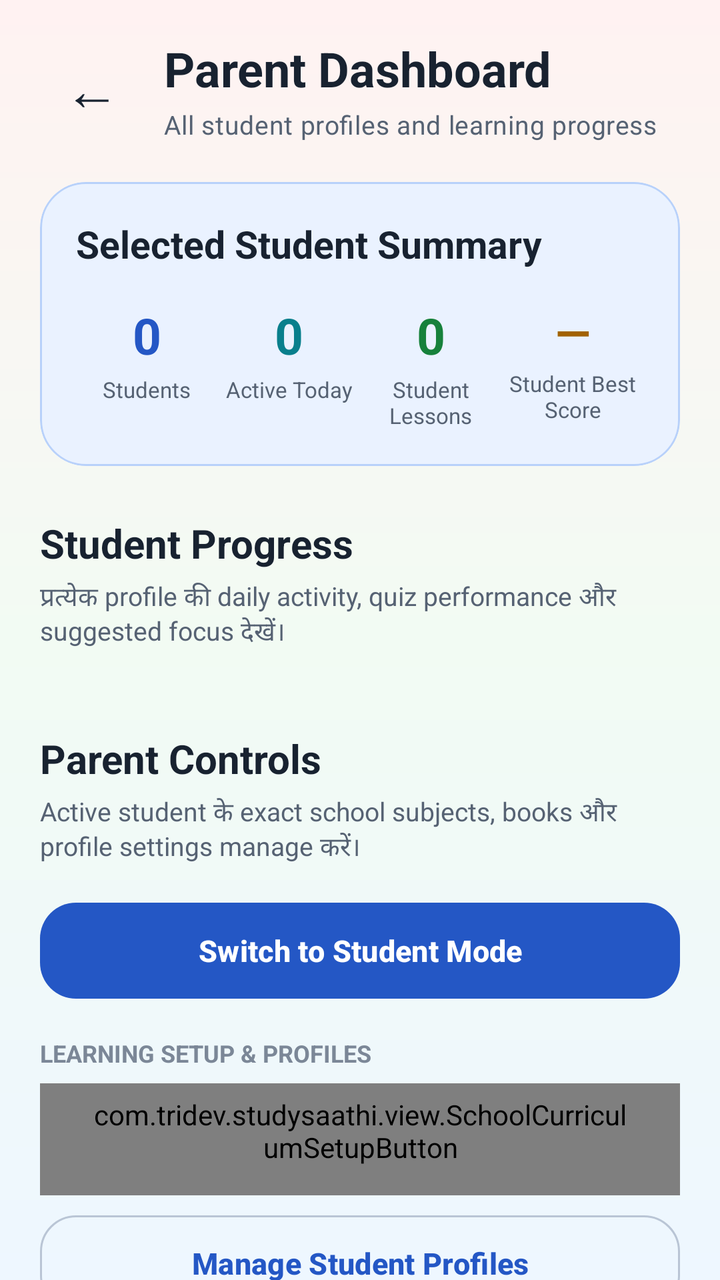
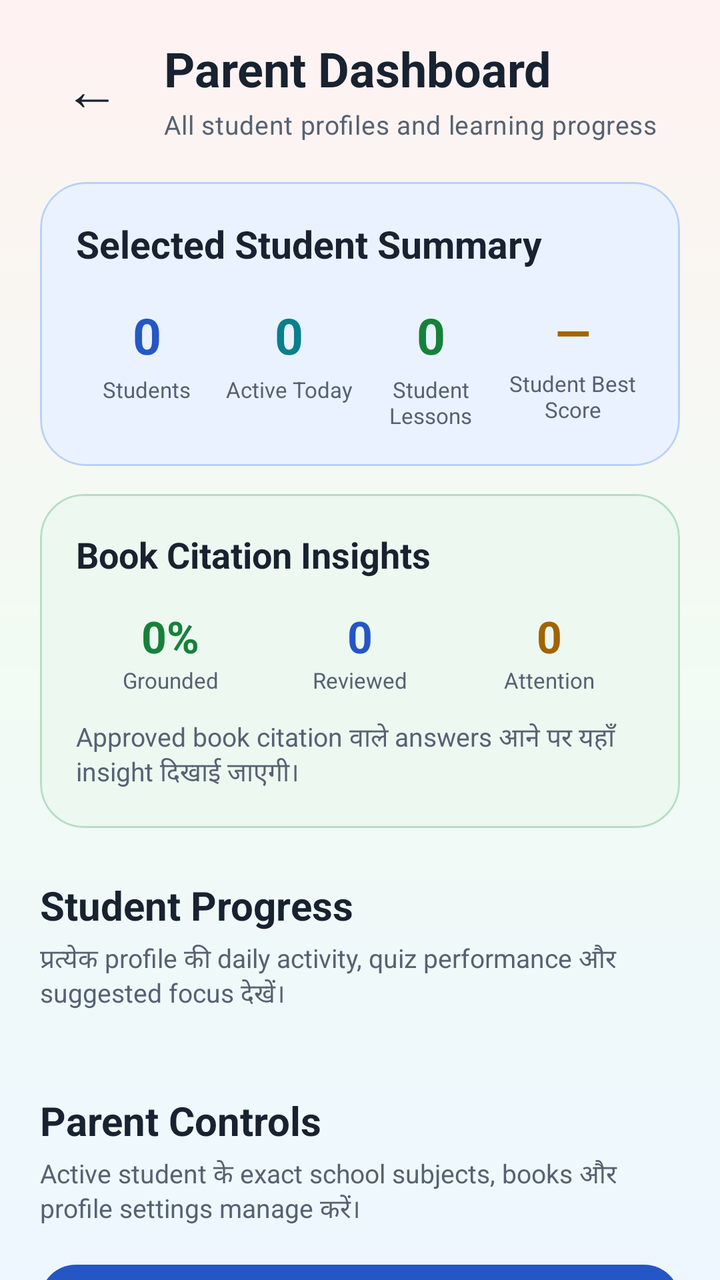

An Android layout rendered at two revisions. The XML below is the earlier revision; the diff shows what the commit changed to produce the second picture.
<!-- AndroidManifest.xml: application theme Theme.StudySaathi -->
<!-- res/layout/activity_parent_dashboard.xml -->
<?xml version="1.0" encoding="utf-8"?>
<androidx.coordinatorlayout.widget.CoordinatorLayout xmlns:android="http://schemas.android.com/apk/res/android"
    xmlns:app="http://schemas.android.com/apk/res-auto"
    android:id="@+id/parentDashboardRoot"
    android:layout_width="match_parent"
    android:layout_height="match_parent"
    android:background="@drawable/bg_app_soft_mix">

    <androidx.core.widget.NestedScrollView
        android:id="@+id/contentParentDashboard"
        android:layout_width="match_parent"
        android:layout_height="match_parent"
        android:clipToPadding="false"
        android:fillViewport="true"
        android:overScrollMode="never">

        <LinearLayout
            android:layout_width="match_parent"
            android:layout_height="wrap_content"
            android:orientation="vertical"
            android:paddingStart="20dp"
            android:paddingTop="18dp"
            android:paddingEnd="20dp"
            android:paddingBottom="38dp">

            <LinearLayout
                android:layout_width="match_parent"
                android:layout_height="wrap_content"
                android:gravity="center_vertical"
                android:orientation="horizontal">

                <com.google.android.material.button.MaterialButton
                    android:id="@+id/buttonBack"
                    style="@style/Widget.Material3.Button.TextButton"
                    android:layout_width="52dp"
                    android:layout_height="52dp"
                    android:contentDescription="@string/back"
                    android:insetLeft="0dp"
                    android:insetTop="0dp"
                    android:insetRight="0dp"
                    android:insetBottom="0dp"
                    android:minWidth="0dp"
                    android:text="←"
                    android:textColor="@color/ss_text_primary"
                    android:textSize="28sp"
                    app:cornerRadius="16dp" />

                <LinearLayout
                    android:layout_width="0dp"
                    android:layout_height="wrap_content"
                    android:layout_marginStart="10dp"
                    android:layout_weight="1"
                    android:orientation="vertical">

                    <TextView
                        style="@style/TextAppearance.StudySaathi.Heading"
                        android:layout_width="match_parent"
                        android:layout_height="wrap_content"
                        android:text="@string/parent_dashboard_title"
                        android:textSize="24sp" />

                    <TextView
                        android:id="@+id/textParentDashboardSubtitle"
                        style="@style/TextAppearance.StudySaathi.Body"
                        android:layout_width="match_parent"
                        android:layout_height="wrap_content"
                        android:layout_marginTop="3dp"
                        android:text="@string/parent_dashboard_subtitle"
                        android:textSize="13sp" />

                </LinearLayout>

            </LinearLayout>

            <com.google.android.material.card.MaterialCardView
                android:layout_width="match_parent"
                android:layout_height="wrap_content"
                android:layout_marginTop="20dp"
                app:cardBackgroundColor="@color/ss_blue_soft"
                app:cardCornerRadius="23dp"
                app:cardElevation="0dp"
                app:strokeColor="@color/ss_blue_border"
                app:strokeWidth="1dp">

                <LinearLayout
                    android:layout_width="match_parent"
                    android:layout_height="wrap_content"
                    android:orientation="vertical"
                    android:padding="18dp">

                    <TextView
                        android:layout_width="match_parent"
                        android:layout_height="wrap_content"
                        android:fontFamily="sans-serif-rounded"
                        android:text="Selected Student Summary"
                        android:textColor="@color/ss_text_primary"
                        android:textSize="19sp"
                        android:textStyle="bold" />

                    <LinearLayout
                        android:layout_width="match_parent"
                        android:layout_height="wrap_content"
                        android:layout_marginTop="16dp"
                        android:baselineAligned="false"
                        android:orientation="horizontal">

                        <LinearLayout
                            android:layout_width="0dp"
                            android:layout_height="wrap_content"
                            android:layout_weight="1"
                            android:gravity="center"
                            android:orientation="vertical">

                            <TextView
                                android:id="@+id/textParentTotalStudents"
                                android:layout_width="wrap_content"
                                android:layout_height="wrap_content"
                                android:fontFamily="sans-serif-rounded"
                                android:text="0"
                                android:textColor="@color/ss_primary"
                                android:textSize="25sp"
                                android:textStyle="bold" />

                            <TextView
                                android:layout_width="wrap_content"
                                android:layout_height="wrap_content"
                                android:layout_marginTop="3dp"
                                android:gravity="center"
                                android:text="@string/parent_total_students"
                                android:textColor="@color/ss_text_secondary"
                                android:textSize="11sp" />

                        </LinearLayout>

                        <LinearLayout
                            android:layout_width="0dp"
                            android:layout_height="wrap_content"
                            android:layout_weight="1"
                            android:gravity="center"
                            android:orientation="vertical">

                            <TextView
                                android:id="@+id/textParentProfilesWithActivity"
                                android:layout_width="wrap_content"
                                android:layout_height="wrap_content"
                                android:fontFamily="sans-serif-rounded"
                                android:text="0"
                                android:textColor="@color/ss_secondary"
                                android:textSize="25sp"
                                android:textStyle="bold" />

                            <TextView
                                android:layout_width="wrap_content"
                                android:layout_height="wrap_content"
                                android:layout_marginTop="3dp"
                                android:gravity="center"
                                android:text="Active Today"
                                android:textColor="@color/ss_text_secondary"
                                android:textSize="11sp" />

                        </LinearLayout>

                        <LinearLayout
                            android:layout_width="0dp"
                            android:layout_height="wrap_content"
                            android:layout_weight="1"
                            android:gravity="center"
                            android:orientation="vertical">

                            <TextView
                                android:id="@+id/textParentCompletedLessons"
                                android:layout_width="wrap_content"
                                android:layout_height="wrap_content"
                                android:fontFamily="sans-serif-rounded"
                                android:text="0"
                                android:textColor="@color/ss_success"
                                android:textSize="25sp"
                                android:textStyle="bold" />

                            <TextView
                                android:layout_width="wrap_content"
                                android:layout_height="wrap_content"
                                android:layout_marginTop="3dp"
                                android:gravity="center"
                                android:text="Student Lessons"
                                android:textColor="@color/ss_text_secondary"
                                android:textSize="11sp" />

                        </LinearLayout>

                        <LinearLayout
                            android:layout_width="0dp"
                            android:layout_height="wrap_content"
                            android:layout_weight="1"
                            android:gravity="center"
                            android:orientation="vertical">

                            <TextView
                                android:id="@+id/textParentAverageBestScore"
                                android:layout_width="wrap_content"
                                android:layout_height="wrap_content"
                                android:fontFamily="sans-serif-rounded"
                                android:text="—"
                                android:textColor="@color/ss_warning"
                                android:textSize="23sp"
                                android:textStyle="bold" />

                            <TextView
                                android:layout_width="wrap_content"
                                android:layout_height="wrap_content"
                                android:layout_marginTop="3dp"
                                android:gravity="center"
                                android:text="Student Best Score"
                                android:textColor="@color/ss_text_secondary"
                                android:textSize="11sp" />

                        </LinearLayout>

                    </LinearLayout>

                </LinearLayout>

            </com.google.android.material.card.MaterialCardView>

            <TextView
                android:layout_width="match_parent"
                android:layout_height="wrap_content"
                android:layout_marginTop="25dp"
                android:fontFamily="sans-serif-rounded"
                android:text="@string/parent_student_progress"
                android:textColor="@color/ss_text_primary"
                android:textSize="20sp"
                android:textStyle="bold" />

            <TextView
                android:layout_width="match_parent"
                android:layout_height="wrap_content"
                android:layout_marginTop="4dp"
                android:text="@string/parent_student_progress_description"
                android:textColor="@color/ss_text_secondary"
                android:textSize="13sp" />

            <androidx.recyclerview.widget.RecyclerView
                android:id="@+id/recyclerParentProfiles"
                android:layout_width="match_parent"
                android:layout_height="wrap_content"
                android:layout_marginTop="14dp"
                android:clipToPadding="false"
                android:nestedScrollingEnabled="false"
                android:overScrollMode="never" />

            <com.google.android.material.card.MaterialCardView
                android:id="@+id/cardParentEmpty"
                android:layout_width="match_parent"
                android:layout_height="wrap_content"
                android:layout_marginTop="16dp"
                android:visibility="gone"
                app:cardBackgroundColor="@color/ss_surface"
                app:cardCornerRadius="21dp"
                app:cardElevation="0dp"
                app:strokeColor="@color/ss_outline"
                app:strokeWidth="1dp">

                <LinearLayout
                    android:layout_width="match_parent"
                    android:layout_height="wrap_content"
                    android:gravity="center"
                    android:orientation="vertical"
                    android:padding="24dp">

                    <TextView
                        android:layout_width="match_parent"
                        android:layout_height="wrap_content"
                        android:gravity="center"
                        android:text="@string/parent_no_profiles_title"
                        android:textColor="@color/ss_text_primary"
                        android:textSize="18sp"
                        android:textStyle="bold" />

                    <TextView
                        android:layout_width="match_parent"
                        android:layout_height="wrap_content"
                        android:layout_marginTop="7dp"
                        android:gravity="center"
                        android:text="@string/parent_no_profiles_description"
                        android:textColor="@color/ss_text_secondary"
                        android:textSize="13sp" />

                </LinearLayout>

            </com.google.android.material.card.MaterialCardView>

            <TextView
                android:layout_width="match_parent"
                android:layout_height="wrap_content"
                android:layout_marginTop="26dp"
                android:fontFamily="sans-serif-rounded"
                android:text="Parent Controls"
                android:textColor="@color/ss_text_primary"
                android:textSize="20sp"
                android:textStyle="bold" />

            <TextView
                android:layout_width="match_parent"
                android:layout_height="wrap_content"
                android:layout_marginTop="4dp"
                android:text="Active student के exact school subjects, books और profile settings manage करें।"
                android:textColor="@color/ss_text_secondary"
                android:textSize="13sp" />

            <com.google.android.material.button.MaterialButton
                android:id="@+id/buttonSwitchToStudentMode"
                style="@style/Widget.StudySaathi.Button.Primary"
                android:layout_width="match_parent"
                android:layout_height="wrap_content"
                android:layout_marginTop="14dp"
                android:text="Switch to Student Mode"
                android:textAllCaps="false"
                android:textSize="15sp" />

            <TextView
                android:layout_width="match_parent"
                android:layout_height="wrap_content"
                android:layout_marginTop="15dp"
                android:text="LEARNING SETUP &amp; PROFILES"
                android:textColor="@color/ss_text_muted"
                android:textSize="12sp"
                android:textStyle="bold" />

            <com.tridev.studysaathi.view.SchoolCurriculumSetupButton
                android:id="@+id/buttonOpenSchoolCurriculumSetup"
                style="@style/Widget.StudySaathi.Button.Outlined"
                android:layout_width="match_parent"
                android:layout_height="wrap_content"
                android:layout_marginTop="7dp"
                android:gravity="center"
                android:text="School Curriculum Setup"
                android:textAllCaps="false"
                android:textSize="15sp"
                app:backgroundTint="@color/ss_teal_soft"
                app:strokeColor="@color/ss_teal_border" />

            <com.google.android.material.button.MaterialButton
                android:id="@+id/buttonManageParentProfiles"
                style="@style/Widget.StudySaathi.Button.Outlined"
                android:layout_width="match_parent"
                android:layout_height="wrap_content"
                android:layout_marginTop="6dp"
                android:text="@string/parent_manage_profiles"
                android:textAllCaps="false"
                android:textSize="15sp" />

            <TextView
                android:layout_width="match_parent"
                android:layout_height="wrap_content"
                android:layout_marginTop="15dp"
                android:text="GUIDANCE &amp; INSIGHTS"
                android:textColor="@color/ss_text_muted"
                android:textSize="12sp"
                android:textStyle="bold" />

            <com.google.android.material.button.MaterialButton
                android:id="@+id/buttonParentDoubtInsights"
                style="@style/Widget.StudySaathi.Button.Outlined"
                android:layout_width="match_parent"
                android:layout_height="wrap_content"
                android:layout_marginTop="7dp"
                android:text="@string/parent_doubt_insights"
                android:textAllCaps="false"
                android:textSize="15sp"
                app:backgroundTint="@color/ss_purple_soft"
                app:strokeColor="@color/ss_purple_border" />

            <com.google.android.material.button.MaterialButton
                android:id="@+id/buttonParentSettingsGoals"
                style="@style/Widget.StudySaathi.Button.Outlined"
                android:layout_width="match_parent"
                android:layout_height="wrap_content"
                android:layout_marginTop="6dp"
                android:text="App Settings &amp; Daily Goals"
                android:textAllCaps="false"
                android:textSize="15sp"
                app:backgroundTint="@color/ss_green_soft"
                app:strokeColor="@color/ss_green_border" />

            <com.google.android.material.button.MaterialButton
                android:id="@+id/buttonParentReminders"
                style="@style/Widget.StudySaathi.Button.Outlined"
                android:layout_width="match_parent"
                android:layout_height="wrap_content"
                android:layout_marginTop="6dp"
                android:text="Manage Study Reminders"
                android:textAllCaps="false"
                android:textSize="15sp"
                app:backgroundTint="@color/ss_yellow_soft"
                app:strokeColor="@color/ss_yellow_border" />

            <TextView
                android:layout_width="match_parent"
                android:layout_height="wrap_content"
                android:layout_marginTop="15dp"
                android:text="ACCOUNT, BACKUP &amp; SAFETY"
                android:textColor="@color/ss_text_muted"
                android:textSize="12sp"
                android:textStyle="bold" />

            <com.google.android.material.button.MaterialButton
                android:id="@+id/buttonParentLocalBackup"
                style="@style/Widget.StudySaathi.Button.Outlined"
                android:layout_width="match_parent"
                android:layout_height="wrap_content"
                android:layout_marginTop="7dp"
                android:text="Create Local Backup"
                android:textAllCaps="false"
                android:textSize="15sp"
                app:backgroundTint="@color/ss_blue_soft"
                app:strokeColor="@color/ss_blue_border" />

            <com.google.android.material.button.MaterialButton
                android:id="@+id/buttonParentRestoreImport"
                style="@style/Widget.StudySaathi.Button.Outlined"
                android:layout_width="match_parent"
                android:layout_height="wrap_content"
                android:layout_marginTop="6dp"
                android:text="Restore Backup &amp; Import"
                android:textAllCaps="false"
                android:textSize="15sp"
                app:backgroundTint="@color/ss_red_soft"
                app:strokeColor="@color/ss_red_border" />

            <com.google.android.material.button.MaterialButton
                android:id="@+id/buttonParentCloudAccount"
                style="@style/Widget.StudySaathi.Button.Primary"
                android:layout_width="match_parent"
                android:layout_height="wrap_content"
                android:layout_marginTop="6dp"
                android:text="Cloud Account, Sync &amp; Deletion"
                android:textAllCaps="false"
                android:textSize="15sp" />

            <com.google.android.material.button.MaterialButton
                android:id="@+id/buttonParentHelp"
                style="@style/Widget.StudySaathi.Button.Outlined"
                android:layout_width="match_parent"
                android:layout_height="wrap_content"
                android:layout_marginTop="8dp"
                android:text="Help, Parent Guide &amp; About"
                android:textAllCaps="false"
                android:textSize="15sp"
                app:backgroundTint="@color/ss_purple_soft"
                app:strokeColor="@color/ss_purple_border" />

        </LinearLayout>

    </androidx.core.widget.NestedScrollView>

    <com.google.android.material.progressindicator.CircularProgressIndicator
        android:id="@+id/progressParentDashboard"
        android:layout_width="48dp"
        android:layout_height="48dp"
        android:layout_gravity="center"
        android:visibility="gone"
        app:indicatorColor="@color/ss_primary"
        app:indicatorSize="48dp"
        app:trackColor="@color/ss_blue_soft"
        app:trackThickness="5dp" />

</androidx.coordinatorlayout.widget.CoordinatorLayout>
<!-- resources referenced by this layout -->
<resources>
  <color name="ss_blue_border">#B8D1FA</color>
  <color name="ss_blue_soft">#EAF2FF</color>
  <color name="ss_green_border">#B7DEC2</color>
  <color name="ss_green_soft">#ECF8F0</color>
  <color name="ss_outline">#D6DEE9</color>
  <color name="ss_primary">#2457C5</color>
  <color name="ss_purple_border">#D6C0E8</color>
  <color name="ss_purple_soft">#F6F0FC</color>
  <color name="ss_red_border">#E9BDBD</color>
  <color name="ss_red_soft">#FFF0F0</color>
  <color name="ss_secondary">#087F8C</color>
  <color name="ss_success">#16813B</color>
  <color name="ss_surface">#FFFFFF</color>
  <color name="ss_teal_border">#B4DCDC</color>
  <color name="ss_teal_soft">#EAF8F8</color>
  <color name="ss_text_muted">#7B8797</color>
  <color name="ss_text_primary">#182230</color>
  <color name="ss_text_secondary">#566273</color>
  <color name="ss_warning">#A26300</color>
  <color name="ss_yellow_border">#E8D49B</color>
  <color name="ss_yellow_soft">#FFF8E8</color>
  <!-- drawable bg_app_soft_mix (drawable) -->
  <?xml version="1.0" encoding="utf-8"?>
  <shape xmlns:android="http://schemas.android.com/apk/res/android"
      android:shape="rectangle">
  
      <gradient
          android:angle="270"
          android:centerColor="#F2FBF3"
          android:endColor="#EEF7FF"
          android:startColor="#FFF2F2"
          android:type="linear" />
  
  </shape>
  <string name="back">Back</string>
  <string name="parent_dashboard_subtitle">
          All student profiles and learning progress
      </string>
  <string name="parent_dashboard_title">
          Parent Dashboard
      </string>
  <string name="parent_doubt_insights">
          Doubts, Questions &amp; AI Answers
      </string>
  <string name="parent_manage_profiles">
          Manage Student Profiles
      </string>
  <string name="parent_no_profiles_description">
          Parent Dashboard इस्तेमाल करने के लिए पहले student profile बनाएँ।
      </string>
  <string name="parent_no_profiles_title">
          No student profiles
      </string>
  <string name="parent_student_progress">
          Student Progress
      </string>
  <string name="parent_student_progress_description">
          प्रत्येक profile की daily activity, quiz performance और suggested focus देखें।
      </string>
  <string name="parent_total_students">
          Students
      </string>
  <style name="TextAppearance.StudySaathi.Body" parent="TextAppearance.Material3.BodyMedium">
          <item name="android:fontFamily">sans-serif</item>
          <item name="fontFamily">sans-serif</item>
          <item name="android:textColor">@color/ss_text_secondary</item>
      </style>
  <style name="TextAppearance.StudySaathi.Heading" parent="TextAppearance.Material3.HeadlineSmall">
          <item name="android:fontFamily">sans-serif-rounded</item>
          <item name="fontFamily">sans-serif-rounded</item>
          <item name="android:textStyle">bold</item>
          <item name="android:textColor">@color/ss_text_primary</item>
      </style>
  <style name="Widget.StudySaathi.Button.Primary" parent="Widget.Material3.Button">
          <item name="cornerRadius">18dp</item>
          <item name="android:minHeight">56dp</item>
          <item name="android:textStyle">bold</item>
          <item name="backgroundTint">@color/ss_primary</item>
          <item name="android:textColor">@color/ss_on_primary</item>
      </style>
  <color name="ss_outline_strong">#B9C5D5</color>
  <color name="ss_on_primary">#FFFFFF</color>
  <color name="ss_primary_dark">#173F99</color>
  <color name="ss_on_secondary">#FFFFFF</color>
  <color name="ss_tertiary">#8A5A00</color>
  <color name="ss_on_tertiary">#FFFFFF</color>
  <color name="ss_background">#F7F9FC</color>
  <color name="ss_surface_soft">#F0F4FA</color>
  <color name="ss_error">#BA1A1A</color>
  <color name="white">#FFFFFFFF</color>
  <!-- unchanged entries left out for length: 2 -->
</resources>

<!-- the commit's change to res/layout/activity_parent_dashboard.xml (unified diff, before → after) -->
@@ -222,6 +222,122 @@
 
             </com.google.android.material.card.MaterialCardView>
 
+            <com.google.android.material.card.MaterialCardView
+                android:layout_width="match_parent"
+                android:layout_height="wrap_content"
+                android:layout_marginTop="14dp"
+                app:cardBackgroundColor="@color/ss_green_soft"
+                app:cardCornerRadius="22dp"
+                app:cardElevation="0dp"
+                app:strokeColor="@color/ss_green_border"
+                app:strokeWidth="1dp">
+
+                <LinearLayout
+                    android:layout_width="match_parent"
+                    android:layout_height="wrap_content"
+                    android:orientation="vertical"
+                    android:padding="18dp">
+
+                    <TextView
+                        android:layout_width="match_parent"
+                        android:layout_height="wrap_content"
+                        android:text="Book Citation Insights"
+                        android:textColor="@color/ss_text_primary"
+                        android:textSize="18sp"
+                        android:textStyle="bold" />
+
+                    <LinearLayout
+                        android:layout_width="match_parent"
+                        android:layout_height="wrap_content"
+                        android:layout_marginTop="14dp"
+                        android:orientation="horizontal">
+
+                        <LinearLayout
+                            android:layout_width="0dp"
+                            android:layout_height="wrap_content"
+                            android:layout_weight="1"
+                            android:gravity="center"
+                            android:orientation="vertical">
+
+                            <TextView
+                                android:id="@+id/textParentCitationCoverage"
+                                android:layout_width="wrap_content"
+                                android:layout_height="wrap_content"
+                                android:text="0%"
+                                android:textColor="@color/ss_success"
+                                android:textSize="22sp"
+                                android:textStyle="bold" />
+
+                            <TextView
+                                android:layout_width="wrap_content"
+                                android:layout_height="wrap_content"
+                                android:text="Grounded"
+                                android:textColor="@color/ss_text_secondary"
+                                android:textSize="11sp" />
+                        </LinearLayout>
+
+                        <LinearLayout
+                            android:layout_width="0dp"
+                            android:layout_height="wrap_content"
+                            android:layout_weight="1"
+                            android:gravity="center"
+                            android:orientation="vertical">
+
+                            <TextView
+                                android:id="@+id/textParentCitationReviewed"
+                                android:layout_width="wrap_content"
+                                android:layout_height="wrap_content"
+                                android:text="0"
+                                android:textColor="@color/ss_primary"
+                                android:textSize="22sp"
+                                android:textStyle="bold" />
+
+                            <TextView
+                                android:layout_width="wrap_content"
+                                android:layout_height="wrap_content"
+                                android:text="Reviewed"
+                                android:textColor="@color/ss_text_secondary"
+                                android:textSize="11sp" />
+                        </LinearLayout>
+
+                        <LinearLayout
+                            android:layout_width="0dp"
+                            android:layout_height="wrap_content"
+                            android:layout_weight="1"
+                            android:gravity="center"
+                            android:orientation="vertical">
+
+                            <TextView
+                                android:id="@+id/textParentCitationAttention"
+                                android:layout_width="wrap_content"
+                                android:layout_height="wrap_content"
+                                android:text="0"
+                                android:textColor="@color/ss_warning"
+                                android:textSize="22sp"
+                                android:textStyle="bold" />
+
+                            <TextView
+                                android:layout_width="wrap_content"
+                                android:layout_height="wrap_content"
+                                android:text="Attention"
+                                android:textColor="@color/ss_text_secondary"
+                                android:textSize="11sp" />
+                        </LinearLayout>
+                    </LinearLayout>
+
+                    <TextView
+                        android:id="@+id/textParentCitationInsight"
+                        android:layout_width="match_parent"
+                        android:layout_height="wrap_content"
+                        android:layout_marginTop="12dp"
+                        android:text="Approved book citation वाले answers आने पर यहाँ insight दिखाई जाएगी।"
+                        android:textColor="@color/ss_text_secondary"
+                        android:textSize="13sp" />
+
+                </LinearLayout>
+
+            </com.google.android.material.card.MaterialCardView>
+
             <TextView
                 android:layout_width="match_parent"
                 android:layout_height="wrap_content"
